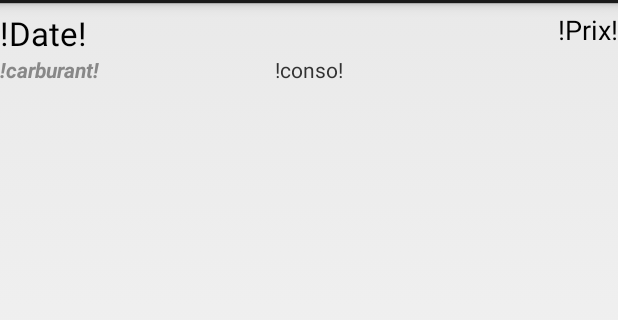
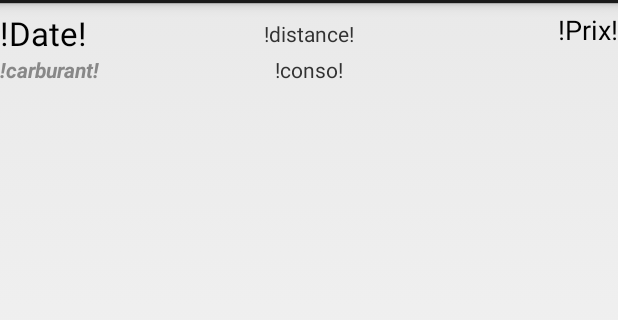
Before and after one commit to yllieth/app_consauto, an Android app: the layout liste_pleins_item.xml on its own in the app's theme, with its tools: preview values and no code run, on a phone screen of 412 x 824 dp, the part 69-389 px from its top. Run offline under Robolectric (Android 15) with nearby library versions, the phone set to English and light mode, and no system bars.

Commit message:
[LISTE] Affichage de la consommation et de la distance

```diff
--- a/Consauto/src/main/res/layout/liste_pleins_item.xml
+++ b/Consauto/src/main/res/layout/liste_pleins_item.xml
@@ -44,4 +44,13 @@
 		android:id="@+id/liste_pleins_item_consommation"
 		android:layout_alignBottom="@+id/liste_pleins_item_carburant"
 		android:layout_centerHorizontal="true"/>
+
+	<TextView
+		android:layout_width="wrap_content"
+		android:layout_height="wrap_content"
+		android:textAppearance="?android:attr/textAppearanceSmall"
+		android:text="!distance!"
+		android:id="@+id/liste_pleins_item_distance"
+		android:layout_alignBottom="@+id/liste_pleins_item_prix"
+		android:layout_centerHorizontal="true"/>
 </RelativeLayout>
```
Also changed, not shown: Consauto/src/main/gen/syl/consauto/app/BuildConfig.java (added, +8 -0 lines), Consauto/src/main/gen/syl/consauto/app/Manifest.java (added, +7 -0 lines), Consauto/src/main/gen/syl/consauto/app/R.java (added, +7 -0 lines), Consauto/src/main/java/syl/consauto/app/ListeActivity.java (+12 -5 lines), 1 other file.
